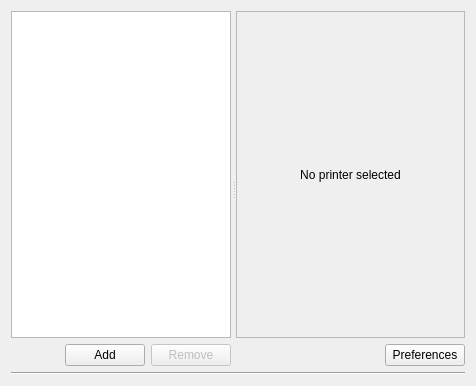
KDE/print-manager, file printer-manager-kcm/PrintKCM.ui: the form before one commit.
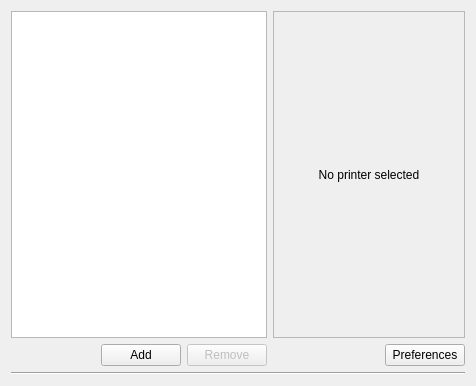
The form after the commit.

Patch:
```diff
--- a/printer-manager-kcm/PrintKCM.ui
+++ b/printer-manager-kcm/PrintKCM.ui
@@ -14,21 +14,7 @@
    <string>Form</string>
   </property>
   <layout class="QGridLayout" name="gridLayout_3">
-   <item row="0" column="0" colspan="2">
-    <widget class="QSplitter" name="splitter">
-     <property name="orientation">
-      <enum>Qt::Horizontal</enum>
-     </property>
-     <property name="opaqueResize">
-      <bool>true</bool>
-     </property>
-     <property name="handleWidth">
-      <number>5</number>
-     </property>
-     <property name="childrenCollapsible">
-      <bool>false</bool>
-     </property>
-     <widget class="QWidget" name="layoutWidget">
+   <item row="0" column="0">
       <layout class="QGridLayout" name="gridLayout">
        <item row="1" column="0" rowspan="2" colspan="2">
         <spacer name="horizontalSpacer">
@@ -65,6 +51,12 @@
        </item>
        <item row="0" column="0" colspan="4">
         <widget class="QTreeView" name="printersTV">
+       <property name="sizePolicy">
+        <sizepolicy hsizetype="Minimum" vsizetype="Expanding">
+         <horstretch>0</horstretch>
+         <verstretch>0</verstretch>
+        </sizepolicy>
+       </property>
          <property name="showDropIndicator" stdset="0">
           <bool>false</bool>
          </property>
@@ -83,8 +75,8 @@
         </widget>
        </item>
       </layout>
-     </widget>
-     <widget class="QWidget" name="layoutWidget">
+   </item>
+   <item row="0" column="1">
       <layout class="QGridLayout" name="gridLayout_2">
        <item row="0" column="0" colspan="2">
         <widget class="QScrollArea" name="scrollArea">
@@ -96,13 +88,25 @@
            <rect>
             <x>0</x>
             <y>0</y>
-            <width>303</width>
-            <height>337</height>
+          <width>198</width>
+          <height>335</height>
            </rect>
           </property>
           <layout class="QGridLayout" name="gridLayout_4">
            <item row="0" column="0">
             <widget class="QLabel" name="noPrinterL">
+           <property name="sizePolicy">
+            <sizepolicy hsizetype="MinimumExpanding" vsizetype="Preferred">
+             <horstretch>0</horstretch>
+             <verstretch>0</verstretch>
+            </sizepolicy>
+           </property>
+           <property name="baseSize">
+            <size>
+             <width>200</width>
+             <height>0</height>
+            </size>
+           </property>
              <property name="text">
               <string>No printer selected</string>
              </property>
@@ -139,8 +143,6 @@
         </widget>
        </item>
       </layout>
-     </widget>
-    </widget>
    </item>
    <item row="1" column="0" colspan="2">
     <widget class="Line" name="line">
```
Lines whose indentation alone changed are shown as unchanged.
